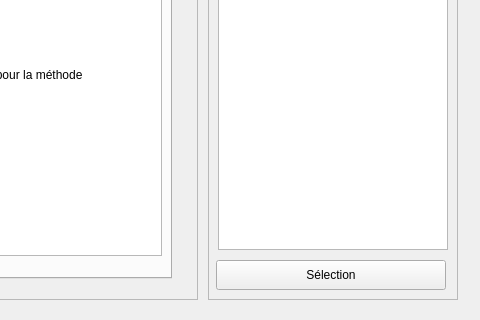
The window that server/gui/MainWindow.ui (BaptisteAPPRIOU/9-cercles) describes before a commit, drawn with Qt 5; both pictures show x 480 to 960 and y 220 to 540 of the 960 by 540 pixel window.
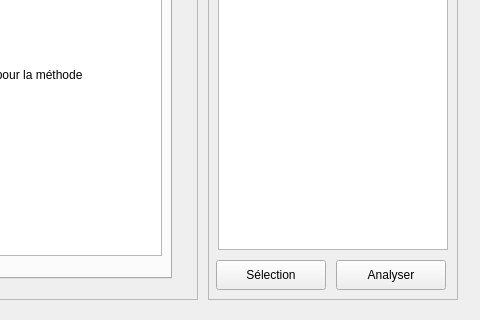
The same window after the commit.

Diff of the .ui file:
```diff
--- a/server/gui/MainWindow.ui
+++ b/server/gui/MainWindow.ui
@@ -53,7 +53,7 @@
       <rect>
        <x>8</x>
        <y>390</y>
-       <width>230</width>
+       <width>110</width>
        <height>30</height>
       </rect>
      </property>
@@ -61,6 +61,19 @@
       <string>Sélection</string>
      </property>
     </widget>
+    <widget class="QPushButton" name="analyzeButton">
+     <property name="geometry">
+      <rect>
+       <x>128</x>
+       <y>390</y>
+       <width>110</width>
+       <height>30</height>
+      </rect>
+     </property>
+     <property name="text">
+      <string>Analyser</string>
+     </property>
+    </widget>
     <widget class="QComboBox" name="comboBox">
      <property name="geometry">
       <rect>
```
